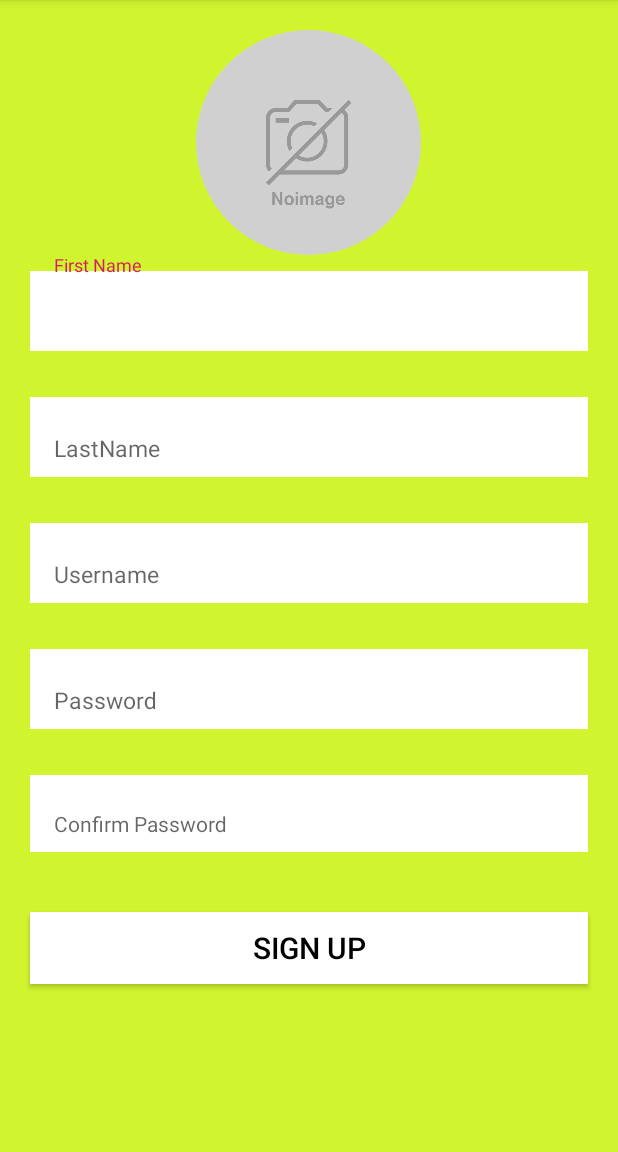
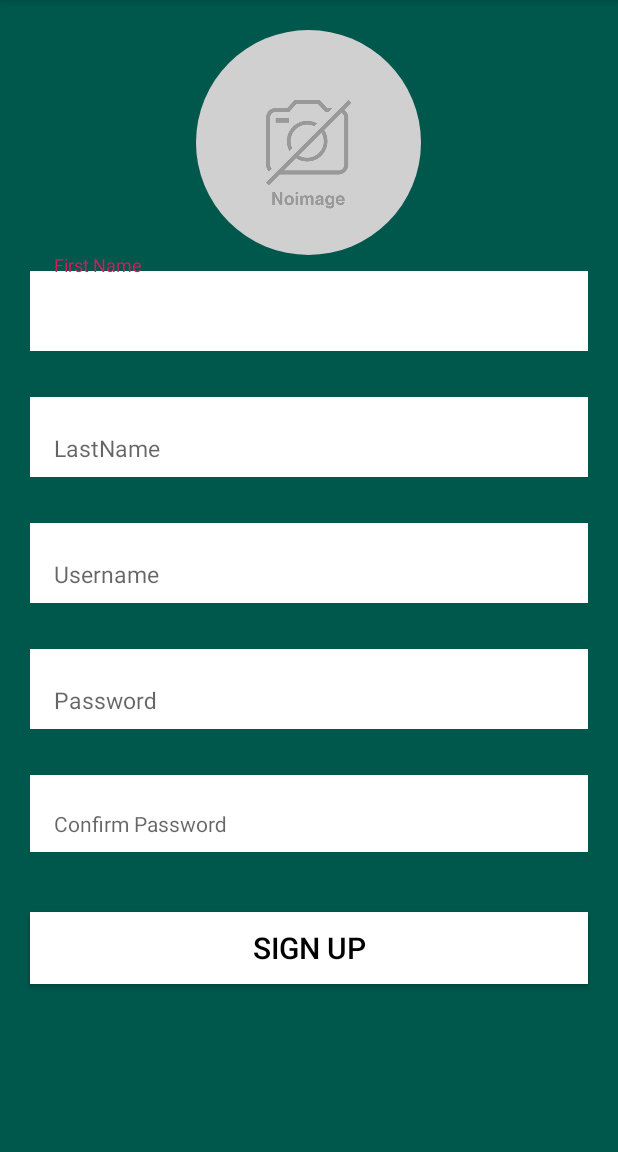
Before and after one commit to Rajendrasaud/Foodmandu1, an Android app: the SignupActivity screen opened directly, with no data from a screen before it, after a tap on an icon or button, on a phone screen of 412 x 824 dp, the part 84-1236 px from its top. Run offline under Robolectric (Android 15) with nearby library versions, the phone set to English and light mode, and no system bars; our stand-ins replace CircleImageView; pictures from the network do not load.

Commit message:
foodmandu signup

```diff
--- a/app/src/main/AndroidManifest.xml
+++ b/app/src/main/AndroidManifest.xml
@@ -1,13 +1,17 @@
 <?xml version="1.0" encoding="utf-8"?>
 <manifest xmlns:android="http://schemas.android.com/apk/res/android"
     package="com.raziv.foodmandu">
+    <uses-permission android:name="android.permission.INTERNET"/>
+    <uses-permission android:name="android.permission.READ_EXTERNAL_STORAGE"/>
+    <uses-permission android:name="android.permission.WRITE_EXTERNAL_STORAGE"/>
 
     <application
         android:allowBackup="true"
         android:icon="@mipmap/ic_launcher"
         android:label="@string/app_name"
         android:roundIcon="@mipmap/ic_launcher_round"
-        android:supportsRtl="true"
+        android:requestLegacyExternalStorage="true"
+        android:usesCleartextTraffic="true"
         android:theme="@style/AppTheme">
         <activity android:name=".DashboardActivity"></activity>
         <activity android:name=".SplashActivity">
--- a/app/src/main/java/com/raziv/foodmandu/SignupActivity.java
+++ b/app/src/main/java/com/raziv/foodmandu/SignupActivity.java
@@ -1,6 +1,8 @@
 package com.raziv.foodmandu;
 
+import android.Manifest;
 import android.content.Intent;
+import android.content.pm.PackageManager;
 import android.database.Cursor;
 import android.net.Uri;
 import android.os.Bundle;
@@ -11,12 +13,16 @@ import android.widget.EditText;
 import android.widget.ImageView;
 import android.widget.Toast;
 
+import androidx.annotation.NonNull;
 import androidx.annotation.Nullable;
 import androidx.appcompat.app.AppCompatActivity;
+import androidx.core.app.ActivityCompat;
+import androidx.core.content.ContextCompat;
 import androidx.loader.content.CursorLoader;
 
 import com.raziv.foodmandu.api.UsersAPI;
 import com.raziv.foodmandu.model.User;
+import com.raziv.foodmandu.permission.LinkPermisson;
 import com.raziv.foodmandu.serverresponse.ImageResponse;
 import com.raziv.foodmandu.serverresponse.SignupResponse;
 import com.raziv.foodmandu.strictmode.StrictModeClass;
@@ -37,9 +43,11 @@ public class SignupActivity extends AppCompatActivity {
     ImageView ProfileImg;
     EditText etFirstname, etLastname, etUsername, etPasswords, etConPasswords;
     Button btnRegister;
-    String imagePath="";
+    String imagePath = "";
     private String imageName = "";
 
+    private static final int CAMERA_PERMISSION_CODE = 100;
+    private static final int STORAGE_PERMISSION_CODE = 101;
 
     @Override
     protected void onCreate(Bundle savedInstanceState) {
@@ -64,7 +72,7 @@ public class SignupActivity extends AppCompatActivity {
             @Override
             public void onClick(View v) {
                 if (etPasswords.getText().toString().equals(etConPasswords.getText().toString())) {
-                    if(validate()) {
+                    if (validate()) {
                         saveImageOnly();
                         signUp();
                     }
@@ -80,15 +88,22 @@ public class SignupActivity extends AppCompatActivity {
     }
 
     private boolean validate() {
-        boolean status=true;
+        boolean status = true;
         if (etPasswords.getText().toString().length() < 6) {
             etPasswords.setError("Type random number");
-            status=false;
+            status = false;
         }
         return status;
     }
 
     private void BrowseImage() {
+        LinkPermisson linkPermisson= new LinkPermisson(this);
+        linkPermisson.checkPermissionForReadExtertalStorage();
+        try {
+            linkPermisson.requestPermissionForReadExtertalStorage();
+        } catch (Exception e) {
+            e.printStackTrace();
+        }
         Intent intent = new Intent(Intent.ACTION_PICK);
         intent.setType("image/*");
         startActivityForResult(intent, 0);
@@ -119,6 +134,7 @@ public class SignupActivity extends AppCompatActivity {
         cursor.close();
         return result;
     }
+
     private void saveImageOnly() {
         File file = new File(imagePath);
         RequestBody requestBody = RequestBody.create(MediaType.parse("multipart/form-data"), file);
@@ -146,7 +162,7 @@ public class SignupActivity extends AppCompatActivity {
         String username = etUsername.getText().toString();
         String password = etPasswords.getText().toString();
 
-        User users = new User(fname,lname,username,password,imageName);
+        User users = new User(fname, lname, username, password, imageName);
 
         UsersAPI usersAPI = Url.getInstance().create(UsersAPI.class);
         Call<SignupResponse> signUpCall = usersAPI.registerUser(users);
@@ -169,4 +185,5 @@ public class SignupActivity extends AppCompatActivity {
 
     }
 
+
 }
--- /dev/null
+++ b/app/src/main/java/com/raziv/foodmandu/permission/LinkPermisson.java
@@ -0,0 +1,44 @@
+package com.raziv.foodmandu.permission;
+
+import android.Manifest;
+import android.app.Activity;
+import android.content.Context;
+import android.content.pm.PackageManager;
+import android.os.Build;
+
+import androidx.core.app.ActivityCompat;
+
+public class LinkPermisson {
+
+    private Context mContext;
+    public LinkPermisson(Context mContext){
+        this.mContext=mContext;
+    }
+
+    public boolean checkPermissionForReadExtertalStorage() {
+        if (Build.VERSION.SDK_INT >= Build.VERSION_CODES.M) {
+            int result = mContext.checkSelfPermission(Manifest.permission.READ_EXTERNAL_STORAGE);
+            return result == PackageManager.PERMISSION_GRANTED;
+        }
+        else {
+            try {
+                requestPermissionForReadExtertalStorage();
+                return  true;
+
+            } catch (Exception e) {
+                e.printStackTrace();
+                return  false;
+            }
+        }
+
+    }
+    public void requestPermissionForReadExtertalStorage() throws Exception {
+        try {
+            ActivityCompat.requestPermissions((Activity) mContext, new String[]{Manifest.permission.READ_EXTERNAL_STORAGE},
+                    0);
+        } catch (Exception e) {
+            e.printStackTrace();
+            throw e;
+        }
+    }
+}
--- a/app/src/main/res/layout/activity_signup.xml
+++ b/app/src/main/res/layout/activity_signup.xml
@@ -5,7 +5,7 @@
     xmlns:tools="http://schemas.android.com/tools"
     android:layout_height="match_parent"
     android:layout_width="match_parent"
-    android:background="#D0F52F"
+    android:background="@color/colorPrimaryDark"
     >
 
     <LinearLayout
```
Also changed, not shown: app/src/main/res/layout/activity_main.xml (+4 -8 lines). Lines whose indentation alone changed are shown as unchanged.
